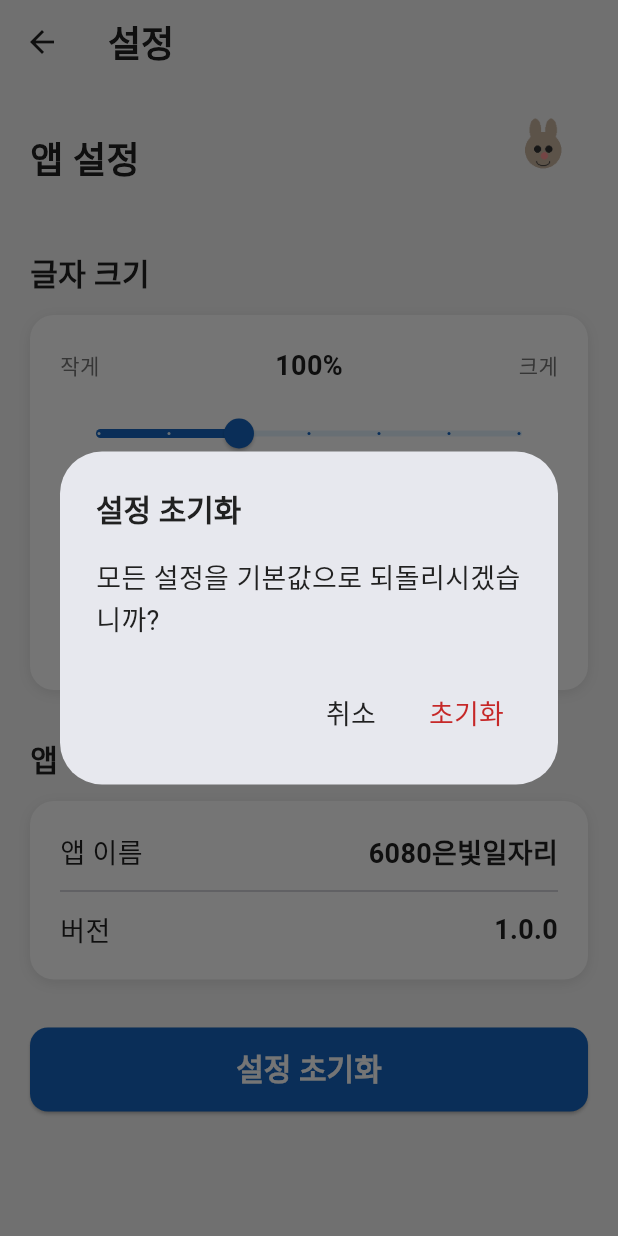
After one commit to littley-y/SilverWorker, a Flutter app: the SettingsScreen screen opened by its route, after a tap on "설정 초기화", on a phone screen of 412 x 824 dp. The commit adds this screen. Run offline on Flutter 3.47's test engine with Material 3 defaults, Android fonts, the phone set to English and light mode, and no system bars; our stand-ins replace cloud_firestore, firebase_auth, firebase_core, flutter_riverpod, go_router, logger and 1 more; accounts and stored records are empty.

Commit message:
feat(spec_11): 시니어 특화 UI/UX 고도화 - 마스코트, 동적 폰트, 설정 화면
- MascotWidget: 80dp 기본, AnimatedScale, error fallback
- FontSizeNotifier: SharedPreferences 영구 저장, 0.8~1.4 범위
- SettingsScreen: Slider + 실시간 미리보기 + 설정 초기화
- main.dart: MediaQuery.textScaler 오버라이드로 앱 전체 적용
- MyPage에 설정 메뉴 추가, /settings go_router 경로
- assets/mascot/silver_bunny.png placeholder 추가
- 테스트 14건 추가 (111/111 통과)

Refs: spec_11_senior_ui_enhancement.md

```diff
--- /dev/null
+++ b/lib/providers/font_size_provider.dart
@@ -0,0 +1,35 @@
+import 'package:flutter_riverpod/flutter_riverpod.dart';
+import 'package:shared_preferences/shared_preferences.dart';
+
+final fontSizeProvider = StateNotifierProvider<FontSizeNotifier, double>((ref) {
+  return FontSizeNotifier();
+});
+
+class FontSizeNotifier extends StateNotifier<double> {
+  FontSizeNotifier() : super(1.0) {
+    _loadFuture = _load();
+  }
+
+  static const String _key = 'font_scale';
+  static const double minScale = 0.8;
+  static const double maxScale = 1.4;
+  late final Future<void> _loadFuture;
+
+  Future<void> get initialized => _loadFuture;
+
+  Future<void> _load() async {
+    final prefs = await SharedPreferences.getInstance();
+    final saved = prefs.getDouble(_key);
+    if (saved != null) {
+      state = saved.clamp(minScale, maxScale);
+    }
+  }
+
+  Future<void> setScale(double value) async {
+    final clamped = value.clamp(minScale, maxScale);
+    if (state == clamped) return;
+    state = clamped;
+    final prefs = await SharedPreferences.getInstance();
+    await prefs.setDouble(_key, clamped);
+  }
+}
--- a/lib/router/app_router.dart
+++ b/lib/router/app_router.dart
@@ -15,6 +15,7 @@ import '../screens/job/job_list_screen.dart';
 import '../screens/main/main_shell.dart';
 import '../screens/mypage/application_list_screen.dart';
 import '../screens/mypage/my_page_screen.dart';
+import '../screens/settings/settings_screen.dart';
 
 /// ---------------------------------------------------------------------------
 /// Route paths
@@ -29,6 +30,7 @@ abstract final class AppRoutes {
   static const String jobDetail = '/job/:jobId';
   static const String apply = '/apply/:jobId';
   static const String applyDone = '/apply/:jobId/done';
+  static const String settings = '/settings';
 
   /// Builders for parameterised routes.
   static String jobDetailRoute(String jobId) => '/job/$jobId';
@@ -154,6 +156,12 @@ final routerProvider = Provider<GoRouter>((ref) {
           return ApplicationResultScreen(jobId: jobId);
         },
       ),
+      GoRoute(
+        path: AppRoutes.settings,
+        builder: (BuildContext context, GoRouterState state) {
+          return const SettingsScreen();
+        },
+      ),
     ],
   );
 });
--- /dev/null
+++ b/lib/screens/settings/settings_screen.dart
@@ -0,0 +1,199 @@
+import 'package:flutter/material.dart';
+import 'package:flutter_riverpod/flutter_riverpod.dart';
+import 'package:go_router/go_router.dart';
+import '../../constants/app_colors.dart';
+import '../../constants/app_text_styles.dart';
+import '../../providers/font_size_provider.dart';
+import '../../widgets/mascot_widget.dart';
+import '../../widgets/primary_button.dart';
+
+class SettingsScreen extends ConsumerWidget {
+  const SettingsScreen({super.key});
+
+  @override
+  Widget build(BuildContext context, WidgetRef ref) {
+    final fontScale = ref.watch(fontSizeProvider);
+
+    return Scaffold(
+      appBar: AppBar(
+        title: const Text('설정', style: AppTextStyles.headline),
+        backgroundColor: AppColors.background,
+        foregroundColor: AppColors.textPrimary,
+        elevation: 0,
+        leading: IconButton(
+          icon: const Icon(Icons.arrow_back),
+          onPressed: () => context.pop(),
+        ),
+      ),
+      backgroundColor: AppColors.background,
+      body: SafeArea(
+        child: SingleChildScrollView(
+          padding: const EdgeInsets.all(20),
+          child: Column(
+            crossAxisAlignment: CrossAxisAlignment.start,
+            children: <Widget>[
+              Row(
+                children: <Widget>[
+                  const Expanded(
+                    child: Text(
+                      '앱 설정',
+                      style: AppTextStyles.headline,
+                    ),
+                  ),
+                  const MascotWidget(size: 60),
+                ],
+              ),
+              const SizedBox(height: 32),
+              _buildSectionTitle('글자 크기'),
+              const SizedBox(height: 12),
+              Container(
+                padding: const EdgeInsets.all(20),
+                decoration: BoxDecoration(
+                  color: AppColors.cardBackground,
+                  borderRadius: BorderRadius.circular(16),
+                  boxShadow: const <BoxShadow>[
+                    BoxShadow(
+                      color: AppColors.cardShadow,
+                      blurRadius: 8,
+                      offset: Offset(0, 2),
+                    ),
+                  ],
+                ),
+                child: Column(
+                  crossAxisAlignment: CrossAxisAlignment.start,
+                  children: <Widget>[
+                    Row(
+                      mainAxisAlignment: MainAxisAlignment.spaceBetween,
+                      children: <Widget>[
+                        Text('작게', style: AppTextStyles.caption),
+                        Text(
+                          '${(fontScale * 100).toInt()}%',
+                          style: AppTextStyles.bodyBold,
+                        ),
+                        Text('크게', style: AppTextStyles.caption),
+                      ],
+                    ),
+                    const SizedBox(height: 8),
+                    Slider(
+                      value: fontScale,
+                      min: FontSizeNotifier.minScale,
+                      max: FontSizeNotifier.maxScale,
+                      divisions: 6,
+                      activeColor: AppColors.primary,
+                      inactiveColor: AppColors.primaryLight,
+                      onChanged: (value) {
+                        ref.read(fontSizeProvider.notifier).setScale(value);
+                      },
+                    ),
+                    const SizedBox(height: 16),
+                    Container(
+                      width: double.infinity,
+                      padding: const EdgeInsets.all(16),
+                      decoration: BoxDecoration(
+                        color: AppColors.background,
+                        borderRadius: BorderRadius.circular(12),
+                        border: Border.all(color: AppColors.divider),
+                      ),
+                      child: Column(
+                        crossAxisAlignment: CrossAxisAlignment.start,
+                        children: <Widget>[
+                          Text(
+                            '미리보기',
+                            style: AppTextStyles.caption,
+                          ),
+                          const SizedBox(height: 8),
+                          Text(
+                            '안녕하세요, 은빛일자리입니다.',
+                            style: AppTextStyles.body,
+                          ),
+                          Text(
+                            '이 크기로 공고 내용이 표시됩니다.',
+                            style: AppTextStyles.caption,
+                          ),
+                        ],
+                      ),
+                    ),
+                  ],
+                ),
+              ),
+              const SizedBox(height: 32),
+              _buildSectionTitle('앱 정보'),
+              const SizedBox(height: 12),
+              Container(
+                padding: const EdgeInsets.all(20),
+                decoration: BoxDecoration(
+                  color: AppColors.cardBackground,
+                  borderRadius: BorderRadius.circular(16),
+                  boxShadow: const <BoxShadow>[
+                    BoxShadow(
+                      color: AppColors.cardShadow,
+                      blurRadius: 8,
+                      offset: Offset(0, 2),
+                    ),
+                  ],
+                ),
+                child: Column(
+                  children: <Widget>[
+                    _buildInfoRow('앱 이름', '6080은빛일자리'),
+                    const Divider(height: 24),
+                    _buildInfoRow('버전', '1.0.0'),
+                  ],
+                ),
+              ),
+              const SizedBox(height: 32),
+              PrimaryButton(
+                label: '설정 초기화',
+                onPressed: () => _showResetDialog(context, ref),
+              ),
+            ],
+          ),
+        ),
+      ),
+    );
+  }
+
+  Widget _buildSectionTitle(String text) {
+    return Text(text, style: AppTextStyles.title);
+  }
+
+  Widget _buildInfoRow(String label, String value) {
+    return Row(
+      mainAxisAlignment: MainAxisAlignment.spaceBetween,
+      children: <Widget>[
+        Text(label, style: AppTextStyles.body),
+        Text(value, style: AppTextStyles.bodyBold),
+      ],
+    );
+  }
+
+  void _showResetDialog(BuildContext context, WidgetRef ref) {
+    showDialog<void>(
+      context: context,
+      builder: (BuildContext dialogContext) {
+        return AlertDialog(
+          title: const Text('설정 초기화', style: AppTextStyles.title),
+          content: const Text(
+            '모든 설정을 기본값으로 되돌리시겠습니까?',
+            style: AppTextStyles.body,
+          ),
+          actions: <Widget>[
+            TextButton(
+              onPressed: () => Navigator.of(dialogContext).pop(),
+              child: const Text('취소', style: AppTextStyles.body),
+            ),
+            TextButton(
+              onPressed: () async {
+                Navigator.of(dialogContext).pop();
+                await ref.read(fontSizeProvider.notifier).setScale(1.0);
+              },
+              child: Text(
+                '초기화',
+                style: AppTextStyles.body.copyWith(color: AppColors.error),
+              ),
+            ),
+          ],
+        );
+      },
+    );
+  }
+}
--- /dev/null
+++ b/lib/widgets/mascot_widget.dart
@@ -0,0 +1,45 @@
+import 'package:flutter/material.dart';
+
+class MascotWidget extends StatelessWidget {
+  const MascotWidget({
+    super.key,
+    this.size = 80,
+    this.animated = true,
+  });
+
+  final double size;
+  final bool animated;
+
+  @override
+  Widget build(BuildContext context) {
+    final widget = Image.asset(
+      'assets/mascot/silver_bunny.png',
+      width: size,
+      height: size,
+      fit: BoxFit.contain,
+      errorBuilder: (context, error, stackTrace) {
+        return Container(
+          width: size,
+          height: size,
+          decoration: BoxDecoration(
+            color: Colors.grey.shade200,
+            borderRadius: BorderRadius.circular(size / 4),
+          ),
+          child: Icon(
+            Icons.pets,
+            size: size * 0.5,
+            color: Colors.grey.shade400,
+          ),
+        );
+      },
+    );
+
+    if (!animated) return widget;
+
+    return AnimatedScale(
+      scale: 1.0,
+      duration: const Duration(milliseconds: 300),
+      child: widget,
+    );
+  }
+}
--- a/pubspec.yaml
+++ b/pubspec.yaml
@@ -44,3 +44,5 @@ dev_dependencies:
 flutter:
   generate: true
   uses-material-design: true
+  assets:
+    - assets/mascot/
```
Also changed, not shown: lib/main.dart (+8 -1 lines), lib/screens/mypage/my_page_screen.dart (+8 -0 lines), assets/mascot/silver_bunny.png (added), 4 other files.
